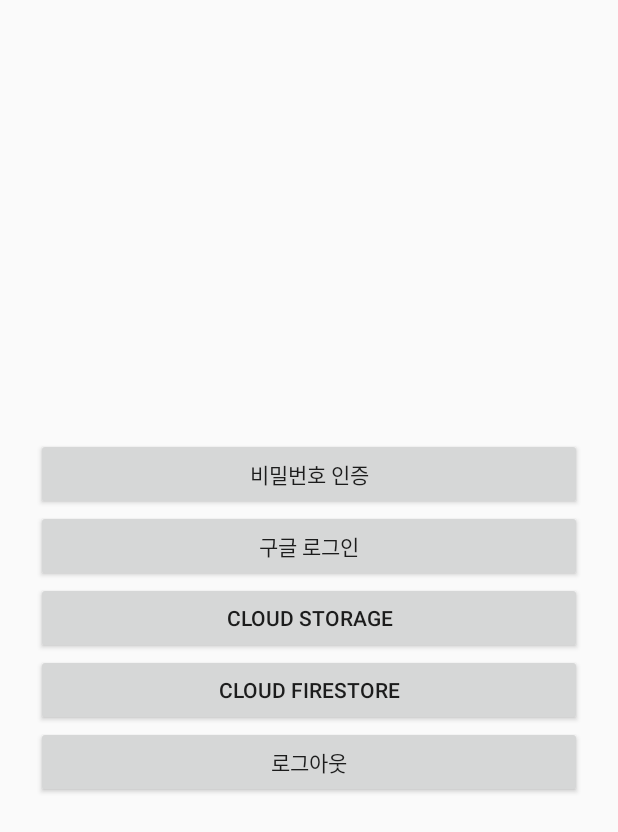
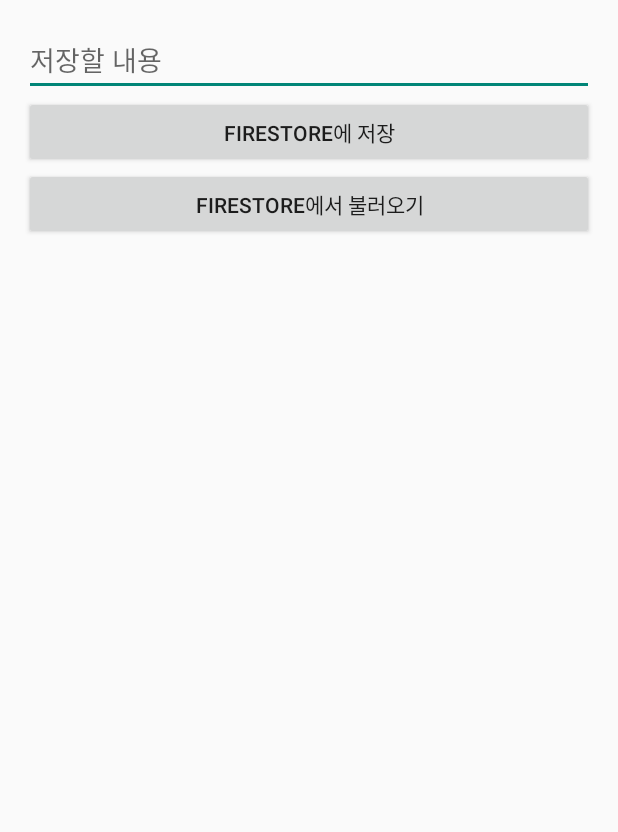
Before and after one commit to spotmate-team/spotmate, an Android app built with Jetpack Compose: the screen it shows after launch once a user with an empty profile is signed in (MainActivity before the commit, CloudFirestoreActivity after it), after a tap on "CLOUD FIRESTORE", on a phone screen of 412 x 824 dp. Shown: the top 832 px of the screen. Run offline under Robolectric (Android 15) with nearby library versions, the phone set to English and light mode, and no system bars; our stand-ins replace Firebase (no records; nobody signed in at launch, a user with empty details on screens opened directly); 2 statements that could not run were skipped.

Commit message:
feat: Cloud Firestore 저장/불러오기 테스트 화면 추가

```diff
--- /dev/null
+++ b/app/src/main/java/com/example/spotmate/login/CloudFirestoreActivity.java
@@ -0,0 +1,87 @@
+package com.example.spotmate.login;
+
+import android.os.Bundle;
+import android.widget.Button;
+import android.widget.EditText;
+import android.widget.TextView;
+import android.widget.Toast;
+
+import androidx.appcompat.app.AppCompatActivity;
+import androidx.core.graphics.Insets;
+import androidx.core.view.ViewCompat;
+import androidx.core.view.WindowCompat;
+import androidx.core.view.WindowInsetsCompat;
+
+import com.example.spotmate.R;
+import com.google.firebase.firestore.DocumentSnapshot;
+import com.google.firebase.firestore.FirebaseFirestore;
+
+import java.util.HashMap;
+import java.util.Map;
+
+public class CloudFirestoreActivity extends AppCompatActivity {
+
+    private static final String COLLECTION = "messages";
+    private static final String DOCUMENT = "memo";
+
+    private FirebaseFirestore db;
+    private EditText editMessage;
+    private TextView resultText;
+
+    @Override
+    protected void onCreate(Bundle savedInstanceState) {
+        super.onCreate(savedInstanceState);
+        WindowCompat.enableEdgeToEdge(getWindow());
+        setContentView(R.layout.activity_cloud_firestore);
+        ViewCompat.setOnApplyWindowInsetsListener(findViewById(R.id.main), (v, insets) -> {
+            Insets systemBars = insets.getInsets(WindowInsetsCompat.Type.systemBars());
+            v.setPadding(systemBars.left + 16, systemBars.top + 16, systemBars.right + 16, systemBars.bottom + 16);
+            return insets;
+        });
+
+        db = FirebaseFirestore.getInstance();
+        editMessage = findViewById(R.id.edit_message);
+        resultText = findViewById(R.id.result_text);
+
+        Button saveButton = findViewById(R.id.save_button);
+        Button loadButton = findViewById(R.id.load_button);
+
+        saveButton.setOnClickListener(v -> saveMessage());
+        loadButton.setOnClickListener(v -> loadMessage());
+    }
+
+    private void saveMessage() {
+        String text = editMessage.getText().toString().trim();
+        if (text.isEmpty()) {
+            Toast.makeText(this, "내용을 입력하세요", Toast.LENGTH_SHORT).show();
+            return;
+        }
+
+        Map<String, Object> data = new HashMap<>();
+        data.put("text", text);
+        data.put("timestamp", System.currentTimeMillis());
+
+        db.collection(COLLECTION).document(DOCUMENT)
+                .set(data)
+                .addOnSuccessListener(unused ->
+                        Toast.makeText(this, "저장 완료", Toast.LENGTH_SHORT).show())
+                .addOnFailureListener(e ->
+                        Toast.makeText(this, "저장 실패: " + e.getMessage(), Toast.LENGTH_LONG).show());
+    }
+
+    private void loadMessage() {
+        db.collection(COLLECTION).document(DOCUMENT)
+                .get()
+                .addOnSuccessListener(this::showDocument)
+                .addOnFailureListener(e ->
+                        Toast.makeText(this, "불러오기 실패: " + e.getMessage(), Toast.LENGTH_LONG).show());
+    }
+
+    private void showDocument(DocumentSnapshot snapshot) {
+        if (snapshot.exists()) {
+            resultText.setText(snapshot.getString("text"));
+        } else {
+            resultText.setText("저장된 데이터가 없습니다.");
+        }
+    }
+}
--- a/app/src/main/res/layout/activity_cloud_firestore.xml
+++ b/app/src/main/res/layout/activity_cloud_firestore.xml
@@ -1,10 +1,36 @@
 <?xml version="1.0" encoding="utf-8"?>
-<androidx.constraintlayout.widget.ConstraintLayout xmlns:android="http://schemas.android.com/apk/res/android"
-    xmlns:app="http://schemas.android.com/apk/res-auto"
+<LinearLayout xmlns:android="http://schemas.android.com/apk/res/android"
     xmlns:tools="http://schemas.android.com/tools"
     android:id="@+id/main"
     android:layout_width="match_parent"
     android:layout_height="match_parent"
-    tools:context=".CloudFirestoreActivity">
+    android:orientation="vertical"
+    android:padding="16dp"
+    tools:context=".login.CloudFirestoreActivity">
 
-</androidx.constraintlayout.widget.ConstraintLayout>
+    <EditText
+        android:id="@+id/edit_message"
+        android:layout_width="match_parent"
+        android:layout_height="wrap_content"
+        android:hint="저장할 내용" />
+
+    <Button
+        android:id="@+id/save_button"
+        android:layout_width="match_parent"
+        android:layout_height="wrap_content"
+        android:text="Firestore에 저장" />
+
+    <Button
+        android:id="@+id/load_button"
+        android:layout_width="match_parent"
+        android:layout_height="wrap_content"
+        android:text="Firestore에서 불러오기" />
+
+    <TextView
+        android:id="@+id/result_text"
+        android:layout_width="match_parent"
+        android:layout_height="wrap_content"
+        android:layout_marginTop="16dp"
+        android:text="" />
+
+</LinearLayout>
```
Also changed, not shown: app/src/main/java/com/example/spotmate/CloudFirestoreActivity.java (deleted, +0 -24 lines).
